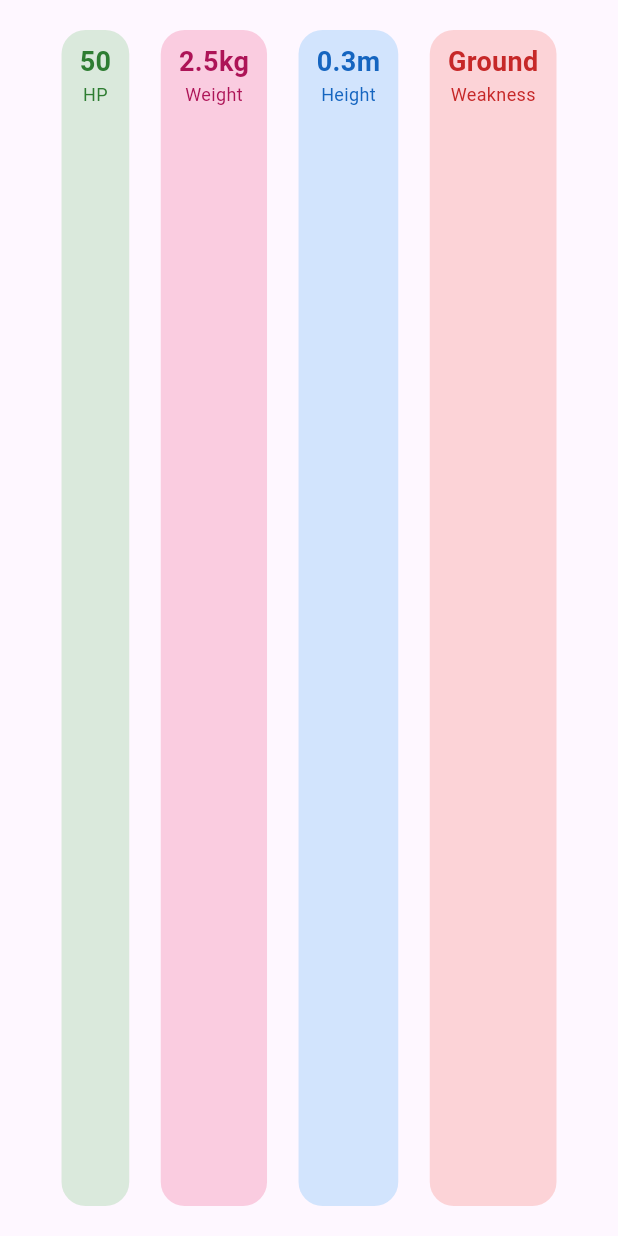
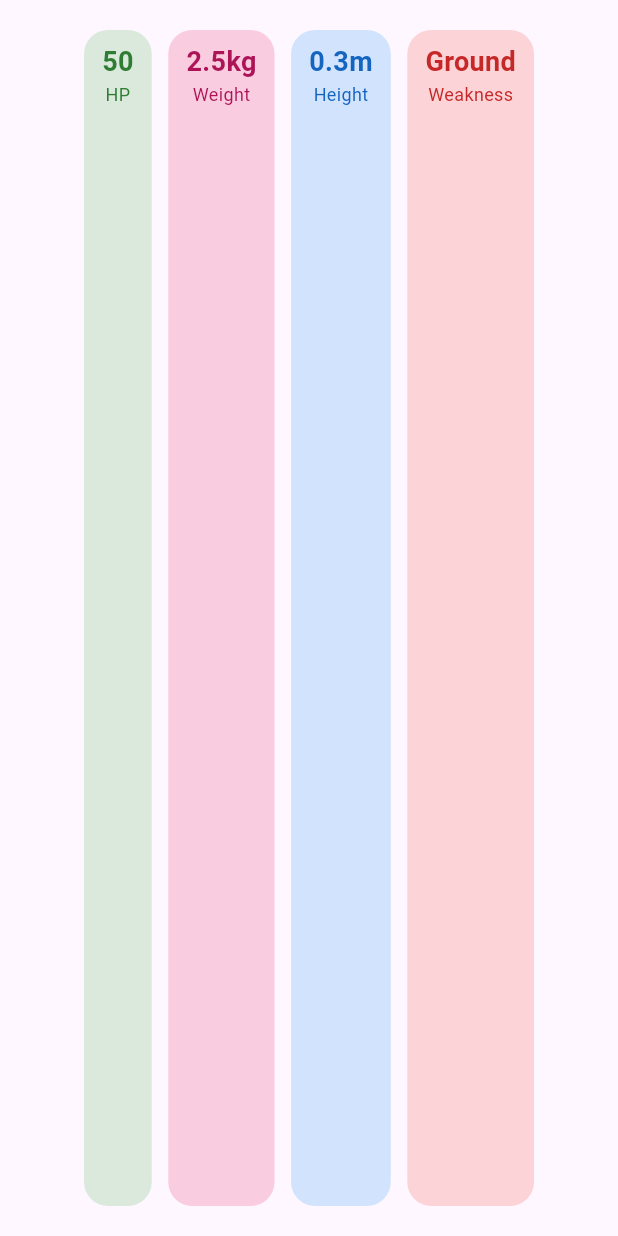
Before and after one commit to SenseiEA/quiz_one, a Flutter app: the DetailSection widget shown alone on an empty page, opened directly, on a phone screen of 412 x 824 dp. Run offline on Flutter 3.47's test engine with Material 3 defaults, Android fonts, the phone set to English and light mode, and no system bars.

Commit message:
Update page_about.dart

```diff
--- a/lib/pages/page_about.dart
+++ b/lib/pages/page_about.dart
@@ -172,7 +172,10 @@ class DetailSection extends StatelessWidget {
           ),
           Text(
             label,
-            style: TextStyle(fontSize: 12, color: textColor),
+            style: TextStyle(
+              fontSize: 12,
+              color: textColor,
+            ),
           ),
         ],
       ),
@@ -183,8 +186,11 @@ class DetailSection extends StatelessWidget {
   Widget build(BuildContext context) {
     return Padding(
       padding: const EdgeInsets.all(20),
+      child: Center(
+        child: SizedBox(
+          width: 300,
           child: Row(
-        mainAxisAlignment: MainAxisAlignment.spaceEvenly,
+            mainAxisAlignment: MainAxisAlignment.spaceBetween,
             children: [
               _buildDetailBox("50", "HP", Colors.green, Colors.green[800]!),
               _buildDetailBox("2.5kg", "Weight", Colors.pink, Colors.pink[800]!),
@@ -192,9 +198,12 @@ class DetailSection extends StatelessWidget {
               _buildDetailBox("Ground", "Weakness", Colors.red, Colors.red[800]!),
             ],
           ),
+        ),
+      ),
     );
   }
 }
+
 class TextSection extends StatelessWidget {
   const TextSection({super.key});
 
```
Lines whose indentation alone changed are shown as unchanged.
